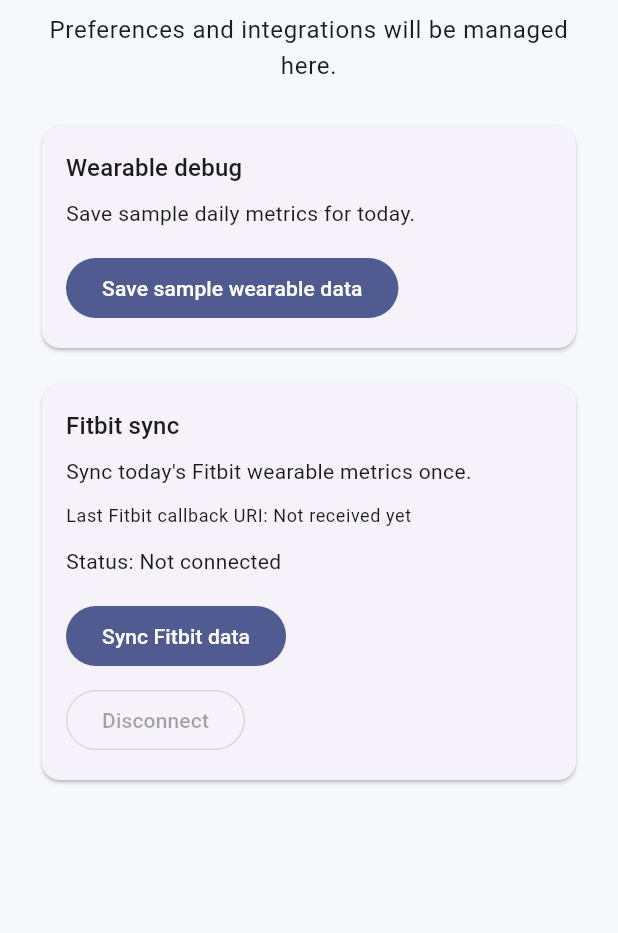
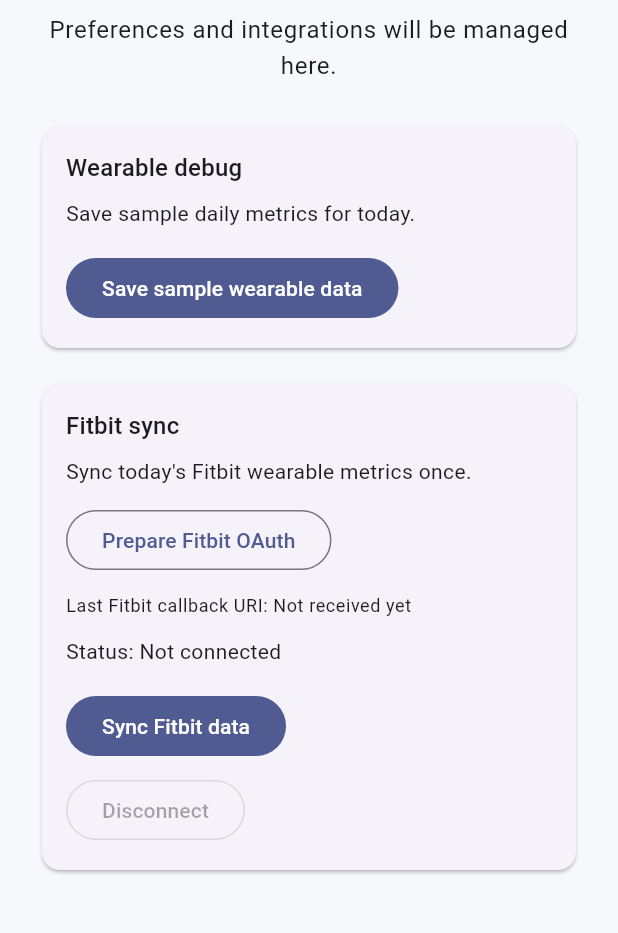
Before and after one commit to EriMidorikawa/mood_tracker, a Flutter app: the screen it shows after launch, after a tap on "Open Settings", on a phone screen of 412 x 824 dp, the part 294-1227 px from its top. Run offline on Flutter 3.47's test engine with Material 3 defaults, Android fonts, the phone set to English and light mode, and no system bars; our stand-ins replace app_links, shared_preferences.

Commit message:
Add Fitbit PKCE and state preparation scaffold

```diff
--- a/lib/features/settings/settings_page.dart
+++ b/lib/features/settings/settings_page.dart
@@ -1,10 +1,12 @@
 import 'package:flutter/material.dart';
 import 'package:mood_tracker/features/wearables/data/fitbit_api_client.dart';
 import 'package:mood_tracker/features/wearables/data/fitbit_callback_debug_store.dart';
+import 'package:mood_tracker/features/wearables/data/fitbit_oauth_session_store.dart';
 import 'package:mood_tracker/features/wearables/data/fitbit_source_adapter.dart';
 import 'package:mood_tracker/features/wearables/data/local_wearable_repository.dart';
 import 'package:mood_tracker/features/wearables/models/daily_wearable_metric.dart';
 import 'package:mood_tracker/features/wearables/models/fitbit_callback_debug.dart';
+import 'package:mood_tracker/features/wearables/models/fitbit_oauth_preparation.dart';
 import 'package:mood_tracker/features/wearables/models/wearable_connection.dart';
 import 'package:mood_tracker/features/wearables/models/wearable_metric_type.dart';
 import 'package:mood_tracker/features/wearables/models/wearable_provider.dart';
@@ -104,6 +106,40 @@
                     style: Theme.of(context).textTheme.bodyMedium,
                   ),
                   const SizedBox(height: 12),
+                  ValueListenableBuilder<FitbitOAuthPreparation?>(
+                    valueListenable: fitbitOAuthSessionStore.preparedSession,
+                    builder: (context, preparation, _) {
+                      return Column(
+                        crossAxisAlignment: CrossAxisAlignment.start,
+                        children: [
+                          OutlinedButton(
+                            onPressed: () {
+                              fitbitOAuthSessionStore.prepareAuthorization();
+                            },
+                            child: const Text('Prepare Fitbit OAuth'),
+                          ),
+                          if (preparation != null) ...[
+                            const SizedBox(height: 8),
+                            Text(
+                              'Prepared Fitbit OAuth state: ${preparation.state}',
+                              style: Theme.of(context).textTheme.bodySmall,
+                            ),
+                            const SizedBox(height: 4),
+                            Text(
+                              'Prepared code challenge: ${preparation.codeChallenge}',
+                              style: Theme.of(context).textTheme.bodySmall,
+                            ),
+                            const SizedBox(height: 4),
+                            Text(
+                              'Prepared auth URL: ${preparation.authorizationUri}',
+                              style: Theme.of(context).textTheme.bodySmall,
+                            ),
+                          ],
+                        ],
+                      );
+                    },
+                  ),
+                  const SizedBox(height: 12),
                   ValueListenableBuilder<FitbitCallbackDebug?>(
                     valueListenable: fitbitCallbackDebugStore.lastCallback,
                     builder: (context, callback, _) {
@@ -132,6 +168,13 @@
                             const SizedBox(height: 4),
                             Text(
                               'state: ${callback.state}',
+                              style: Theme.of(context).textTheme.bodySmall,
+                            ),
+                          ],
+                          if (callback.stateMatched != null) ...[
+                            const SizedBox(height: 4),
+                            Text(
+                              'Last callback state matched: ${callback.stateMatched}',
                               style: Theme.of(context).textTheme.bodySmall,
                             ),
                           ],
--- a/lib/features/wearables/data/fitbit_callback_debug_store.dart
+++ b/lib/features/wearables/data/fitbit_callback_debug_store.dart
@@ -1,14 +1,17 @@
 import 'package:flutter/foundation.dart';
 import 'package:mood_tracker/features/wearables/models/fitbit_callback_debug.dart';
+import 'package:mood_tracker/features/wearables/data/fitbit_oauth_session_store.dart';
 
 class FitbitCallbackDebugStore {
   final ValueNotifier<FitbitCallbackDebug?> lastCallback = ValueNotifier(null);
 
   void updateFromUri(Uri uri) {
+    final state = uri.queryParameters['state'];
     lastCallback.value = FitbitCallbackDebug(
       uri: uri,
       code: uri.queryParameters['code'],
-      state: uri.queryParameters['state'],
+      state: state,
+      stateMatched: fitbitOAuthSessionStore.matchesCallbackState(state),
     );
   }
 }
--- a/lib/features/wearables/models/fitbit_callback_debug.dart
+++ b/lib/features/wearables/models/fitbit_callback_debug.dart
@@ -3,9 +3,11 @@
     required this.uri,
     this.code,
     this.state,
+    this.stateMatched,
   });
 
   final Uri uri;
   final String? code;
   final String? state;
+  final bool? stateMatched;
 }
--- /dev/null
+++ b/lib/features/wearables/models/fitbit_oauth_preparation.dart
@@ -0,0 +1,13 @@
+class FitbitOAuthPreparation {
+  const FitbitOAuthPreparation({
+    required this.state,
+    required this.codeVerifier,
+    required this.codeChallenge,
+    required this.authorizationUri,
+  });
+
+  final String state;
+  final String codeVerifier;
+  final String codeChallenge;
+  final Uri authorizationUri;
+}
--- a/pubspec.yaml
+++ b/pubspec.yaml
@@ -35,6 +35,7 @@
   # Use with the CupertinoIcons class for iOS style icons.
   cupertino_icons: ^1.0.8
   app_links: ^6.4.1
+  crypto: ^3.0.6
   shared_preferences: ^2.5.3
 
 dev_dependencies:
```
Also changed, not shown: lib/features/wearables/data/fitbit_oauth_session_store.dart (added, +71 -0 lines), pubspec.lock.
